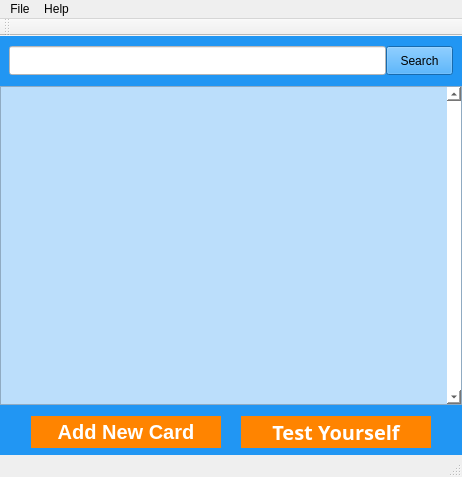
This is Source/mainwindow.ui in duy0503/Flashcards-App-in-Qt as Qt 5 draws it before an edit. The edited form follows.
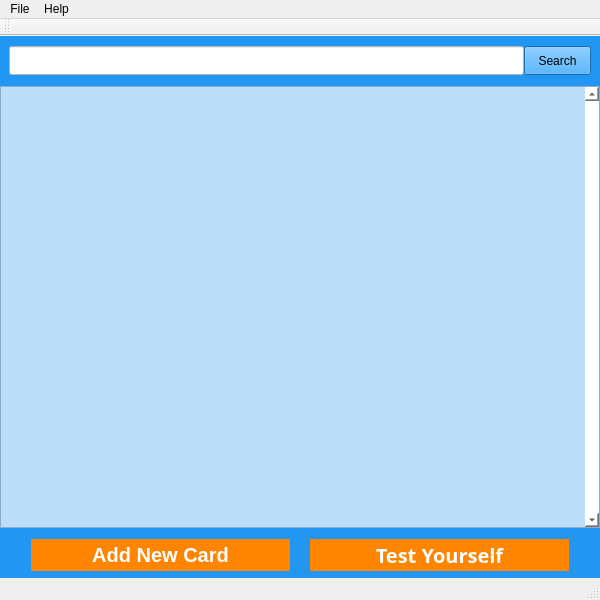
This is the edited form. Icons and pictures are not drawn.

Commit message: added background image

What changed in the file:
```diff
--- a/Source/mainwindow.ui
+++ b/Source/mainwindow.ui
@@ -6,8 +6,8 @@
    <rect>
     <x>0</x>
     <y>0</y>
-    <width>462</width>
-    <height>477</height>
+    <width>600</width>
+    <height>600</height>
    </rect>
   </property>
   <property name="windowTitle">
@@ -159,8 +159,8 @@
            <rect>
             <x>0</x>
             <y>0</y>
-            <width>445</width>
-            <height>313</height>
+            <width>583</width>
+            <height>436</height>
            </rect>
           </property>
           <property name="minimumSize">
@@ -448,7 +448,7 @@
     <rect>
      <x>0</x>
      <y>0</y>
-     <width>462</width>
+     <width>600</width>
      <height>27</height>
     </rect>
    </property>
```
Left out of the diff: 3 changed lines with no effect on the pictures. The commit also changes 2 other files.
